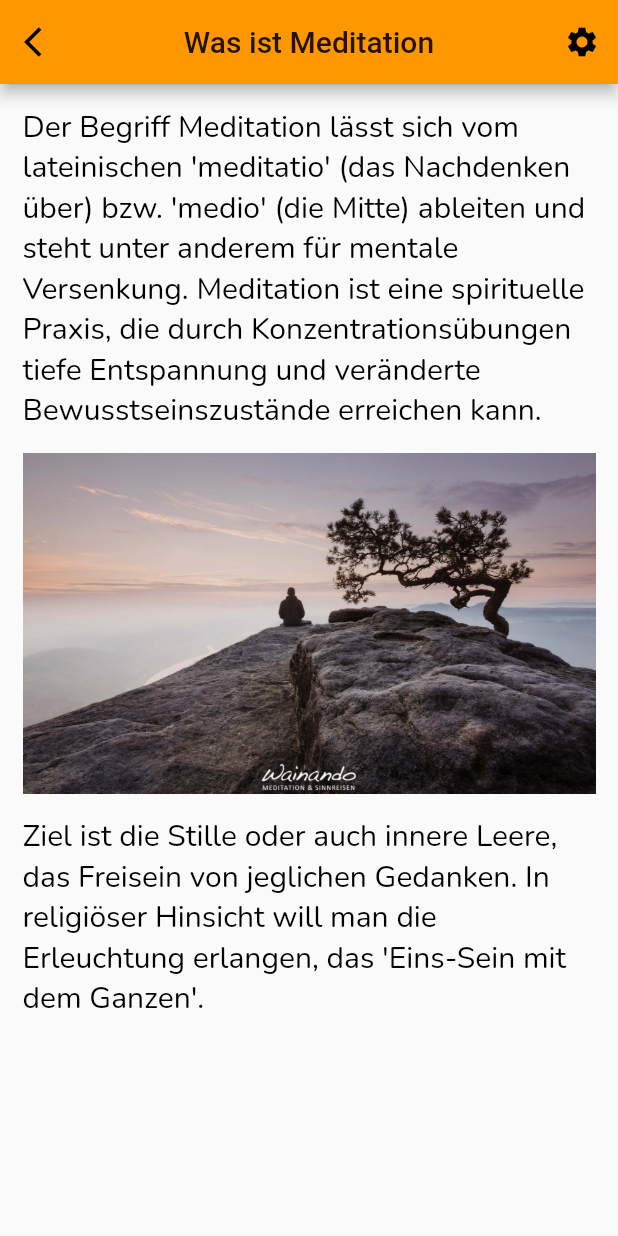
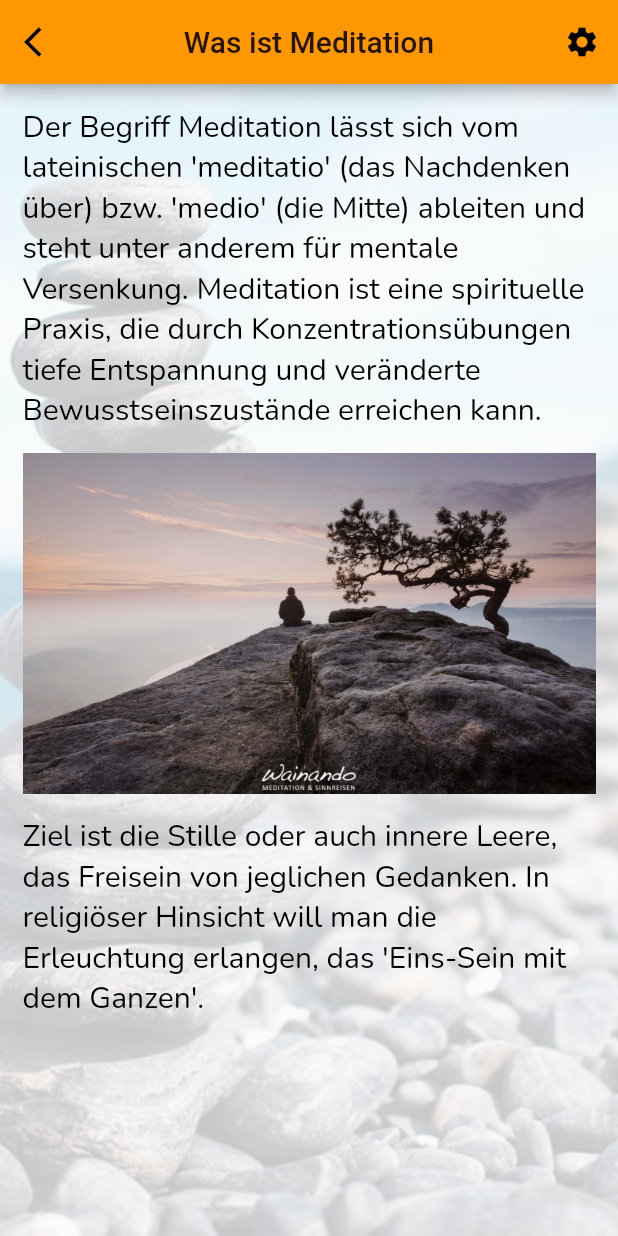
Before and after one commit to PascalWitzel/meditations_app, a Flutter app: the wasIstMeditation screen opened directly, on a phone screen of 412 x 824 dp. Run offline on Flutter 3.47's test engine with Material 2 defaults, Android fonts, the phone set to English and light mode, and no system bars; our stand-ins replace animated_splash_screen, audioplayers, google_fonts, shared_preferences; missing offline and left inert: confirm_dialog; accounts and stored records are empty.

Commit message:
hintergrundbilder bei was ist meditation und wie geht meditation eingefügt

```diff
--- a/lib/screens/was_ist_meditation.dart
+++ b/lib/screens/was_ist_meditation.dart
@@ -1,13 +1,32 @@
+import 'dart:math';
+
 import 'package:flutter/material.dart';
 import 'appbar.dart';
 
 class wasIstMeditation extends StatelessWidget {
 
+  List<String> images = [
+    "assets/images/Download.jpg",
+    "assets/images/Steinturm02.jpg",
+    "assets/images/Meditation Berg.jpg",
+    "assets/images/Meditation Ozean.jpg",
+  ];
+  var random = new Random();
+
   @override
   Widget build(BuildContext context) {
     return Scaffold(
       appBar: appbarback(context, "Was ist Meditation"),
-      body: Center(
+      body: Container(
+        decoration: BoxDecoration(
+          image: DecorationImage(
+            fit: BoxFit.cover,
+            colorFilter: new ColorFilter.mode(
+                Colors.black.withOpacity(0.2), BlendMode.dstATop),
+            image: AssetImage(images[random.nextInt(images.length - 1)]),
+          ),
+        ),
+        child: Center(
           child: Padding(
             padding: const EdgeInsets.all(15.0),
             child: Column(
@@ -36,6 +55,7 @@ class wasIstMeditation extends StatelessWidget {
             ),
           ),
         ),
+      ),
     );
   }
 }
```
Also changed, not shown: lib/screens/wie_geht_meditation.dart (+21 -1 lines). Lines whose indentation alone changed are shown as unchanged.
